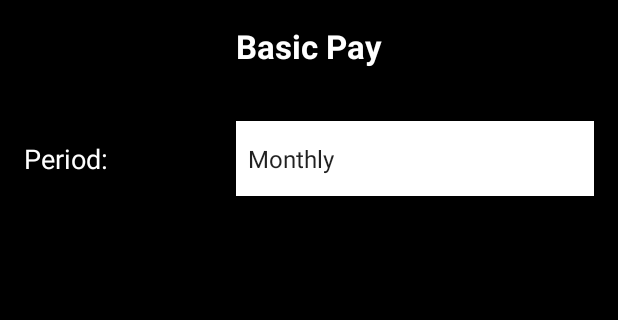
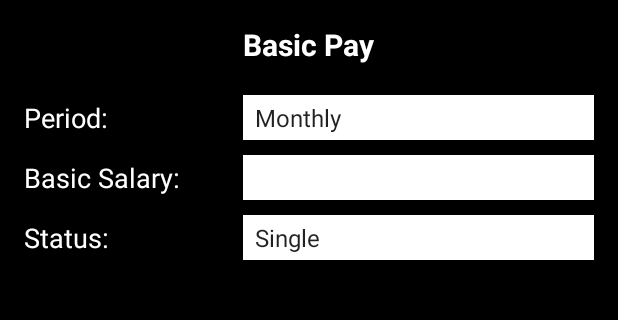
Before and after one commit to julznc/calTax, an Android app: the screen it shows after launch (CalTaxActivity), on a phone screen of 412 x 824 dp, the part 84-404 px from its top. Run offline under Robolectric (Android 15) with nearby library versions, the phone set to English and light mode, and no system bars.

Commit message:
Add pay fields and status options

```diff
--- a/app/src/main/java/com/ymsoftlabs/caltax/CalTaxActivity.java
+++ b/app/src/main/java/com/ymsoftlabs/caltax/CalTaxActivity.java
@@ -19,13 +19,21 @@ public class CalTaxActivity extends ActionBarActivity implements  OnItemSelected
         super.onCreate(savedInstanceState);
         setContentView(R.layout.activity_cal_tax);
 
-        Spinner spinner = (Spinner) findViewById(R.id.payChoices);
-        ArrayAdapter<CharSequence> adapter = ArrayAdapter.createFromResource(this,
+        Spinner payChoices = (Spinner) findViewById(R.id.payChoices);
+        ArrayAdapter<CharSequence> payAdapter = ArrayAdapter.createFromResource(this,
                 R.array.basicPay_array, android.R.layout.simple_spinner_item);
 
-        adapter.setDropDownViewResource(android.R.layout.simple_spinner_dropdown_item);
-        spinner.setAdapter(adapter);
-        spinner.setOnItemSelectedListener(this);
+        payAdapter.setDropDownViewResource(android.R.layout.simple_spinner_dropdown_item);
+        payChoices.setAdapter(payAdapter);
+        payChoices.setOnItemSelectedListener(this);
+
+        Spinner status = (Spinner) findViewById(R.id.status);
+        ArrayAdapter<CharSequence> statusAdapter = ArrayAdapter.createFromResource(this,
+                R.array.dependents_array, android.R.layout.simple_spinner_item);
+
+        statusAdapter.setDropDownViewResource(android.R.layout.simple_spinner_dropdown_item);
+        status.setAdapter(statusAdapter);
+        status.setOnItemSelectedListener(this);
     }
 
     @Override
--- a/app/src/main/res/layout/activity_cal_tax.xml
+++ b/app/src/main/res/layout/activity_cal_tax.xml
@@ -12,17 +12,16 @@
         android:textAppearance="?android:attr/textAppearanceLarge"
         android:text="@string/basicPayTitle"
         android:id="@+id/BasicPay"
-        android:layout_alignParentLeft="false"
-        android:layout_alignParentStart="false"
         android:layout_alignParentTop="true"
         android:layout_centerHorizontal="true"
         android:textStyle="bold"
         android:typeface="sans"
-        android:textColor="#ffffffff" />
+        android:textColor="#ffffffff"
+        android:textSize="20sp" />
 
     <TextView
         android:layout_width="wrap_content"
-        android:layout_height="50dp"
+        android:layout_height="30dp"
         android:textAppearance="?android:attr/textAppearanceMedium"
         android:text="Period:  "
         android:id="@+id/textView"
@@ -36,9 +35,9 @@
 
     <Spinner
         android:layout_width="wrap_content"
-        android:layout_height="50dp"
+        android:layout_height="30dp"
         android:id="@+id/payChoices"
-        android:layout_marginTop="35dp"
+        android:layout_marginTop="20dp"
         android:spinnerMode="dialog"
         android:popupBackground="#75ffffff"
         android:background="#ffffffff"
@@ -48,4 +47,60 @@
         android:layout_alignLeft="@+id/BasicPay"
         android:layout_alignStart="@+id/BasicPay" />
 
+    <TextView
+        android:layout_width="wrap_content"
+        android:layout_height="30dp"
+        android:textAppearance="?android:attr/textAppearanceMedium"
+        android:text="Basic Salary:"
+        android:id="@+id/textView2"
+        android:layout_marginTop="10dp"
+        android:textColor="#ffffffff"
+        android:gravity="center_vertical"
+        android:layout_below="@+id/textView"
+        android:layout_alignParentLeft="true"
+        android:layout_alignParentStart="true" />
+
+    <EditText
+        android:layout_width="wrap_content"
+        android:layout_height="30dp"
+        android:inputType="numberDecimal"
+        android:ems="10"
+        android:id="@+id/editText"
+        android:background="#ffffffff"
+        android:paddingLeft="8dp"
+        android:layout_alignTop="@+id/textView2"
+        android:layout_alignParentRight="true"
+        android:layout_alignParentEnd="true"
+        android:layout_alignLeft="@+id/payChoices"
+        android:layout_alignStart="@+id/payChoices"
+        android:textSize="16sp" />
+
+    <TextView
+        android:layout_width="wrap_content"
+        android:layout_height="30dp"
+        android:textAppearance="?android:attr/textAppearanceMedium"
+        android:text="Status:"
+        android:id="@+id/textView3"
+        android:layout_marginTop="10dp"
+        android:textColor="#ffffffff"
+        android:gravity="center_vertical"
+        android:layout_below="@+id/textView2"
+        android:layout_alignParentLeft="true"
+        android:layout_alignParentStart="true" />
+
+    <Spinner
+        android:layout_width="wrap_content"
+        android:layout_height="30dp"
+        android:id="@+id/status"
+        android:spinnerMode="dialog"
+        android:popupBackground="#75ffffff"
+        android:background="#ffffffff"
+        android:layout_alignTop="@+id/textView3"
+        android:layout_alignParentRight="true"
+        android:layout_alignParentEnd="true"
+        android:layout_alignLeft="@+id/payChoices"
+        android:layout_alignStart="@+id/payChoices" />
+    />
+
+
 </RelativeLayout>
--- a/app/src/main/res/values/strings.xml
+++ b/app/src/main/res/values/strings.xml
@@ -7,4 +7,16 @@
         <item>Monthly</item>
         <item>Semi-Monthly</item>
     </string-array>
+    <string-array name="dependents_array">
+        <item>Single</item>
+        <item>Married</item>
+        <item>Single w/1 Dependent</item>
+        <item>Single w/2 Dependent</item>
+        <item>Single w/3 Dependent</item>
+        <item>Single w/4 Dependent</item>
+        <item>Married w/1 Dependent</item>
+        <item>Married w/2 Dependent</item>
+        <item>Married w/3 Dependent</item>
+        <item>Married w/4 Dependent</item>
+    </string-array>
 </resources>
```
